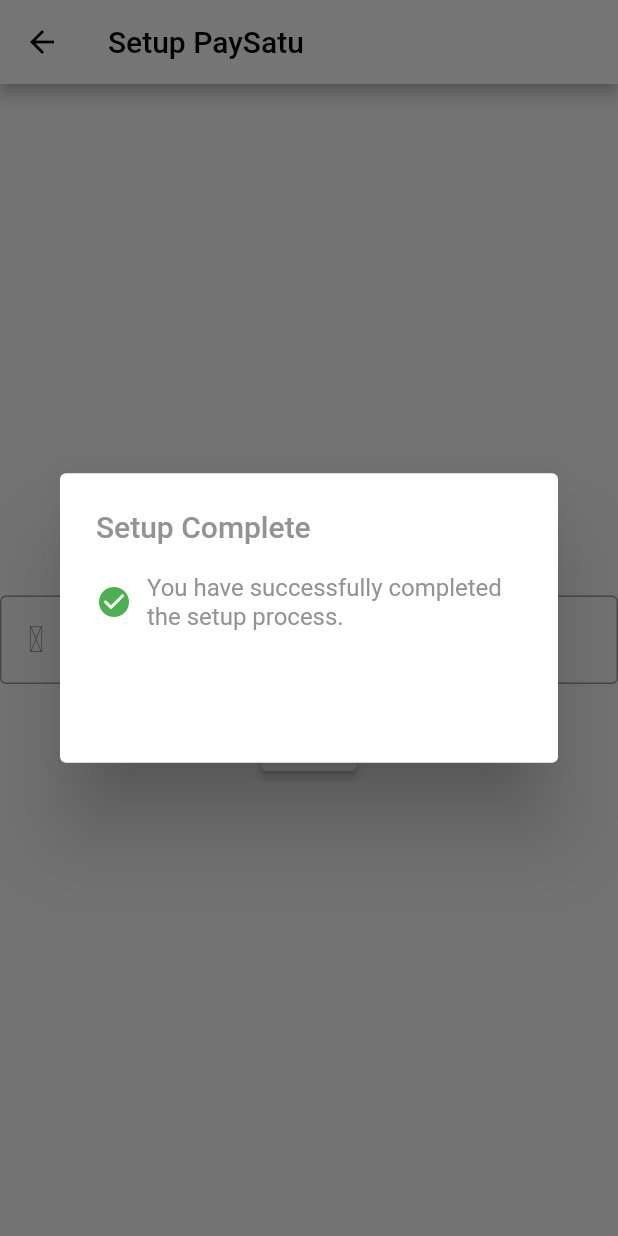
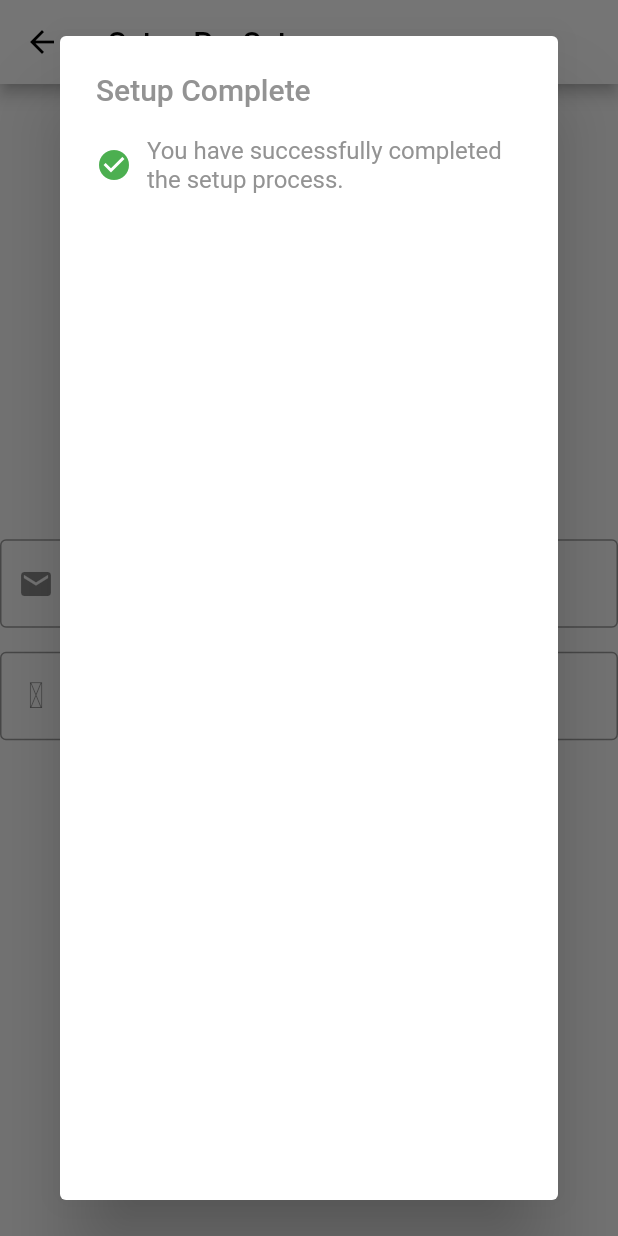
Before and after one commit to Mustafa-alsoffi/paysatu, a Flutter app: the PinScreen screen opened directly with empty values, after a tap on "Next", on a phone screen of 412 x 824 dp. Run offline on Flutter 3.47's test engine with Material 2 defaults, Android fonts, the phone set to English and light mode, and no system bars; our stand-ins replace firebase_core, firebase_messaging, flutter_local_notifications, flutter_vector_icons, form_field_validator, image_picker; accounts and stored records are empty.

Commit message:
For the SingUpScreen

```diff
--- a/lib/Screens/SignUp.dart
+++ b/lib/Screens/SignUp.dart
@@ -295,6 +295,7 @@
 class _PinScreenState extends State<PinScreen> {
   final _formKey = GlobalKey<FormState>();
   final _pinController = TextEditingController();
+  final _paySatuIdController = TextEditingController();
 
   @override
   Widget build(BuildContext context) {
@@ -314,6 +315,16 @@
               ),
               SizedBox(height: 16),
               TextFormField(
+                controller: _paySatuIdController,
+                keyboardType: TextInputType.emailAddress,
+                decoration: InputDecoration(
+                  prefixIcon: Icon(Icons.email),
+                  labelText: 'PaySatu ID',
+                  border: OutlineInputBorder(),
+                ),
+              ),
+              SizedBox(height: 16),
+              TextFormField(
                 controller: _pinController,
                 keyboardType: TextInputType.text,
                 decoration: InputDecoration(
@@ -329,7 +340,9 @@
                       context: context,
                       builder: (context) => AlertDialog(
                         title: Text('Setup Complete'),
-    content: Row(
+                        content: Column(
+                          children: [
+                            Row(
                               children: [
                                 Icon(
                                   Icons.check_circle,
@@ -338,6 +351,8 @@
                                 SizedBox(width: 10),
                                 Expanded(
                                   child: Text('You have successfully completed the setup process.'),
+                                ),
+                              ],
                             ),
                           ],
                         ),
@@ -355,7 +370,6 @@
                         ],
                       ),
                     );
-;
                   }
                 },
                 child: Text('Next'),
--- a/lib/main.dart
+++ b/lib/main.dart
@@ -144,7 +144,7 @@
               displayColor: AppColors.colorMap[500], //<-- SEE HERE
             ),
       ),
-      home: PINScreen(),
+      home: StartSignUp(),
     );
   }
 }
@@ -162,7 +162,7 @@
               displayColor: AppColors.colorMap[500], //<-- SEE HERE
             ),
       ),
-      home: PINScreen(),
+      home: StartSignUp(),
     );
   }
 }
```
Lines whose indentation alone changed are shown as unchanged.
